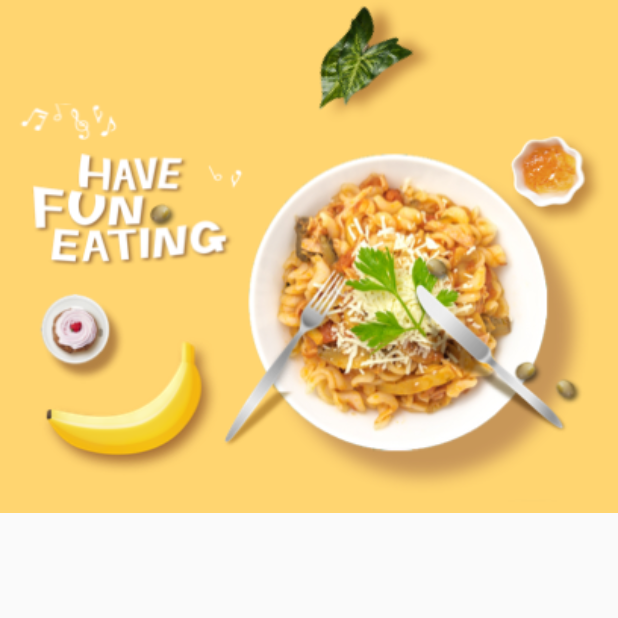
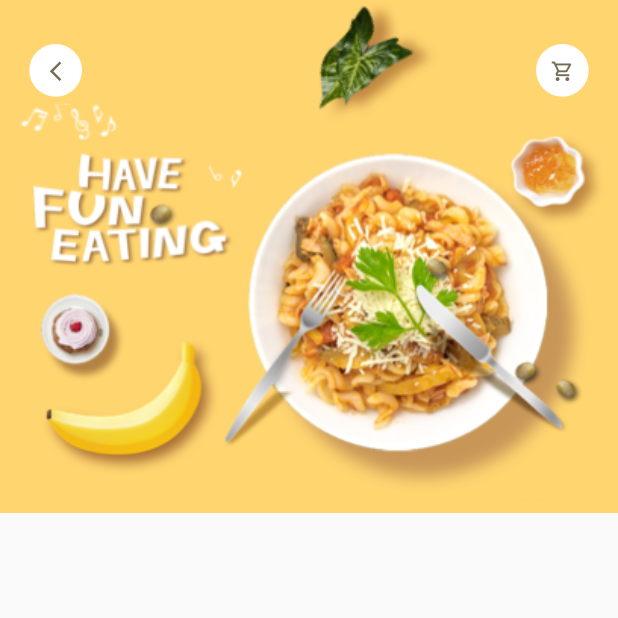
Before and after one commit to JJAHMEDAMER/food-delivery-app, a Flutter app: the screen it shows after launch, on a phone screen of 412 x 824 dp, the top half of it. Run offline on Flutter 3.47's test engine with Material 2 defaults, Android fonts, the phone set to English and light mode, and no system bars; our stand-ins replace dots_indicator, get.

Commit message:
Top Icons

```diff
--- a/lib/pages/food_page/food_page.dart
+++ b/lib/pages/food_page/food_page.dart
@@ -4,6 +4,7 @@ import 'package:flutter/src/widgets/framework.dart';
 import 'package:food_delivery_app/util/colors.dart';
 import 'package:food_delivery_app/util/dimensions.dart';
 import 'package:food_delivery_app/widgets/app_text.dart';
+import 'package:food_delivery_app/widgets/back_cart_icons.dart';
 import 'package:food_delivery_app/widgets/icon_text_widget.dart';
 
 class FoodPage extends StatefulWidget {
@@ -33,6 +34,14 @@ class _FoodPageState extends State<FoodPage> {
               ),
             ),
           ),
+          Positioned(
+            left: Dimensions.width20,
+            right: Dimensions.width20,
+            child: BackCartIcon(
+              iconLeft: Icons.arrow_back_ios_new_outlined,
+              iconRight: Icons.shopping_cart_outlined,
+            ),
+          ),
         ],
       ),
     );
--- a/lib/util/colors.dart
+++ b/lib/util/colors.dart
@@ -17,4 +17,8 @@ class AppColors {
   // static final Color yellowColor = const Color ( 0xFFfa7552 ) ;
   static final Color vellowColor = const Color(0xFFffd372);
   static final Color shadow = const Color(0xFFe8e8e8);
+
+  // Colors For Top Icon Bar
+  static final Color iconColorBg = const Color(0xFFfcf4e4);
+  static final Color iconColor = const Color(0xFF756d54);
 }
--- a/lib/util/dimensions.dart
+++ b/lib/util/dimensions.dart
@@ -1,58 +1,55 @@
 import 'package:get/get.dart';
 
 // Get Package is used for routing but can access the screen Dimensions
-class Dimensions{
+class Dimensions {
   static double screenHeight = Get.context!.height;
   static double screewidth = Get.context!.width;
   // iphone 12 height = 844, width = 399
 
   //Box Size For Sized Box
-  static double height10 = screenHeight/84.4;
-  static double height15 = screenHeight/56.27;
-  static double height20 = screenHeight/42.2;
-  static double height30 = screenHeight/28.13;
-  static double height45 = screenHeight/18.75;
-
+  static double height10 = screenHeight / 84.4;
+  static double height15 = screenHeight / 56.27;
+  static double height20 = screenHeight / 42.2;
+  static double height30 = screenHeight / 28.13;
+  static double height45 = screenHeight / 18.75;
 
   //Box Size For Sized Box
-  static double width10 = screenHeight/84.4;
-  static double width15 = screenHeight/56.27;
-  static double width20 = screenHeight/42.2;
-  static double width30 = screenHeight/28.13;
+  static double width10 = screenHeight / 84.4;
+  static double width15 = screenHeight / 56.27;
+  static double width20 = screenHeight / 42.2;
+  static double width30 = screenHeight / 28.13;
 
   // Font Size
-  static double font10 = screenHeight/84.4;
-  static double font12 = screenHeight/70.33;
-  static double font15 = screenHeight/56.27;
-  static double font20 = screenHeight/42.2;
+  static double font10 = screenHeight / 84.4;
+  static double font12 = screenHeight / 70.33;
+  static double font15 = screenHeight / 56.27;
+  static double font20 = screenHeight / 42.2;
 
   // Radius For Rounded corners
-  static double rad10 = screenHeight/84.4;
-  static double rad15 = screenHeight/56.27;
-  static double rad20 = screenHeight/42.2;
-  static double rad30 = screenHeight/28.13;
+  static double rad10 = screenHeight / 84.4;
+  static double rad15 = screenHeight / 56.27;
+  static double rad20 = screenHeight / 42.2;
+  static double rad30 = screenHeight / 28.13;
 
   // Icon Size
-  static double icon15 = screenHeight/56.27; // The default icon size is 24
-  static double icon24 = screenHeight/35.17; // The default icon size is 24
-
+  static double icon15 = screenHeight / 56.27; // The default icon size is 24
+  static double icon16 = screenHeight / 52.75;
+  static double icon24 = screenHeight / 35.17; // The default icon size is 24
 
   //Main Card
-  static double mainCardContainer = screenHeight/2.64;
-  static double mainCardCentersize = screenHeight/3.84;
-  static double mainCardTextsize = screenHeight/7.03;
+  static double mainCardContainer = screenHeight / 2.64;
+  static double mainCardCentersize = screenHeight / 3.84;
+  static double mainCardTextsize = screenHeight / 7.03;
 
   // Card List
   // Use width because the width has less variation between phones
   // And since the list is scrollable the height isn't an issue the user can always scroll
-  static double listImage = screenHeight/7.67;
-  static double listText = screenHeight/9.37;
+  static double listImage = screenHeight / 7.67;
+  static double listText = screenHeight / 9.37;
 
   //static double listImage = screewidth/3.25;
   //static double listText = screewidth/3.9;
 
   //Food Page
-  static double foodPageImgSize = screenHeight/2.41;
-
-
+  static double foodPageImgSize = screenHeight / 2.41;
 }
--- /dev/null
+++ b/lib/widgets/back_cart_icons.dart
@@ -0,0 +1,60 @@
+import 'package:flutter/cupertino.dart';
+import 'package:flutter/material.dart';
+import 'package:flutter/src/widgets/container.dart';
+import 'package:flutter/src/widgets/framework.dart';
+import 'package:food_delivery_app/util/colors.dart';
+import 'package:food_delivery_app/util/dimensions.dart';
+
+class BackCartIcon extends StatelessWidget {
+  final IconData iconLeft;
+  final IconData iconRight;
+  final Color iconColor;
+  final double size;
+  final Color bgColor;
+
+  const BackCartIcon(
+      {super.key,
+      required this.iconLeft,
+      required this.iconRight,
+      this.iconColor = Colors.black,
+      this.size = 0,
+      this.bgColor = Colors.white});
+
+  @override
+  Widget build(BuildContext context) {
+    return Container(
+      padding: EdgeInsets.only(top: Dimensions.height30),
+      child: Row(
+        mainAxisAlignment: MainAxisAlignment.spaceBetween,
+        children: [
+          Container(
+              padding: EdgeInsets.all(Dimensions.height10),
+              decoration: BoxDecoration(
+                  borderRadius: BorderRadius.circular(100), // make a circle
+                  color: bgColor == Colors.black
+                      ? AppColors.iconColorBg
+                      : bgColor),
+              child: Icon(
+                iconLeft,
+                color:
+                    iconColor == Colors.black ? AppColors.iconColor : iconColor,
+                size: size == 0 ? Dimensions.icon16 : size,
+              )),
+          Container(
+            padding: EdgeInsets.all(Dimensions.height10),
+            decoration: BoxDecoration(
+              borderRadius: BorderRadius.circular(100),
+              color: bgColor == Colors.black ? AppColors.iconColorBg : bgColor,
+            ),
+            child: Icon(
+              iconRight,
+              color:
+                  iconColor == Colors.black ? AppColors.iconColor : iconColor,
+              size: size == 0 ? Dimensions.icon16 : size,
+            ),
+          ),
+        ],
+      ),
+    );
+  }
+}
```
